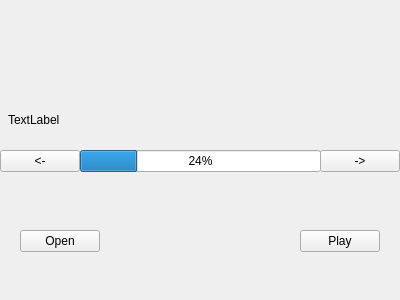
This is ViewLayer/SongPlayerUi.ui in UCSolarCarTeam/Epsilon-Onboard-Media-Control as Qt 5 draws it before an edit. The edited form follows.
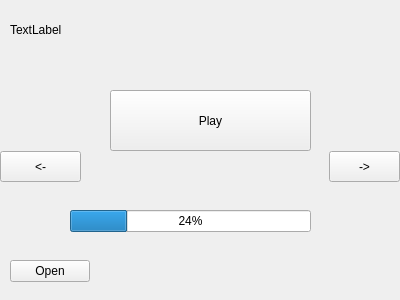
This is the edited form.

```diff
--- a/ViewLayer/SongPlayerUi.ui
+++ b/ViewLayer/SongPlayerUi.ui
@@ -13,11 +13,14 @@
   <property name="windowTitle">
    <string>Form</string>
   </property>
+  <property name="styleSheet">
+   <string notr="true"/>
+  </property>
   <widget class="QPushButton" name="OpenButton">
    <property name="geometry">
     <rect>
-     <x>20</x>
-     <y>230</y>
+     <x>10</x>
+     <y>260</y>
      <width>80</width>
      <height>22</height>
     </rect>
@@ -26,24 +29,11 @@
     <string>Open</string>
    </property>
   </widget>
-  <widget class="QPushButton" name="PlayButton">
-   <property name="geometry">
-    <rect>
-     <x>300</x>
-     <y>230</y>
-     <width>80</width>
-     <height>22</height>
-    </rect>
-   </property>
-   <property name="text">
-    <string>Play</string>
-   </property>
-  </widget>
   <widget class="QLabel" name="infoLabel">
    <property name="geometry">
     <rect>
-     <x>8</x>
-     <y>110</y>
+     <x>10</x>
+     <y>20</y>
      <width>391</width>
      <height>20</height>
     </rect>
@@ -55,10 +45,10 @@
   <widget class="QPushButton" name="nextSong">
    <property name="geometry">
     <rect>
-     <x>320</x>
-     <y>150</y>
-     <width>80</width>
-     <height>22</height>
+     <x>329</x>
+     <y>151</y>
+     <width>71</width>
+     <height>31</height>
     </rect>
    </property>
    <property name="text">
@@ -69,9 +59,9 @@
    <property name="geometry">
     <rect>
      <x>0</x>
-     <y>150</y>
-     <width>80</width>
-     <height>22</height>
+     <y>151</y>
+     <width>81</width>
+     <height>31</height>
     </rect>
    </property>
    <property name="text">
@@ -81,8 +71,8 @@
   <widget class="QProgressBar" name="progressBar">
    <property name="geometry">
     <rect>
-     <x>80</x>
-     <y>150</y>
+     <x>70</x>
+     <y>210</y>
      <width>241</width>
      <height>22</height>
     </rect>
@@ -91,6 +81,22 @@
     <number>24</number>
    </property>
   </widget>
+  <widget class="QPushButton" name="PlayButton">
+   <property name="geometry">
+    <rect>
+     <x>110</x>
+     <y>90</y>
+     <width>201</width>
+     <height>61</height>
+    </rect>
+   </property>
+   <property name="styleSheet">
+    <string notr="true"/>
+   </property>
+   <property name="text">
+    <string>Play</string>
+   </property>
+  </widget>
  </widget>
  <resources/>
  <connections/>
```
